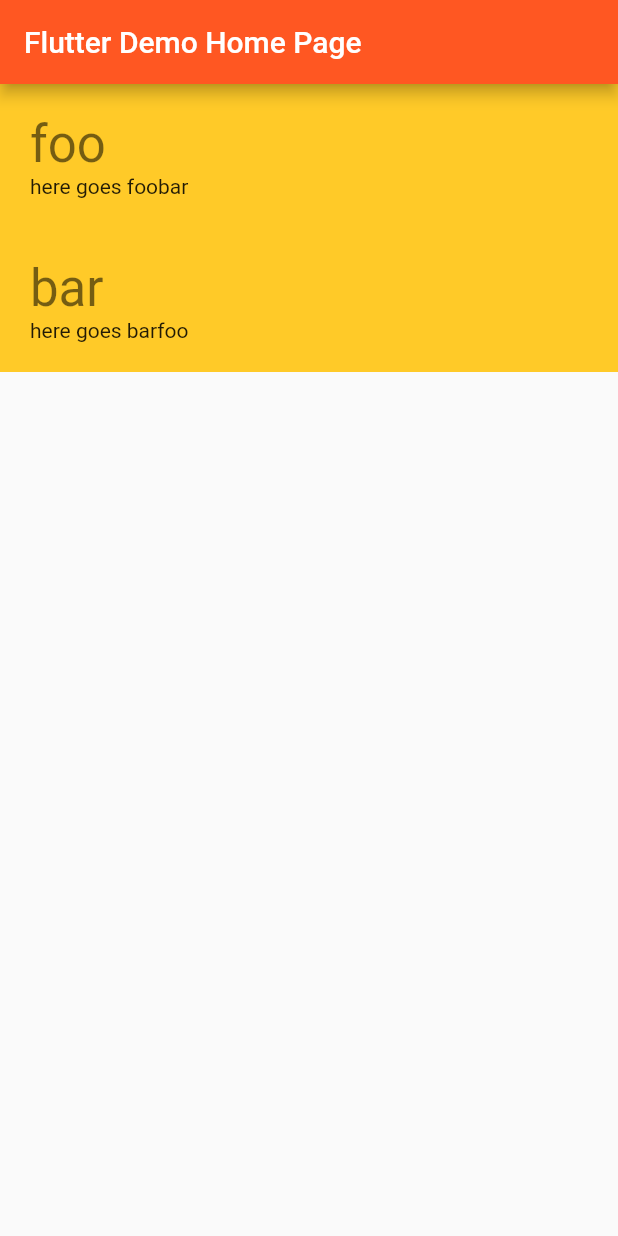
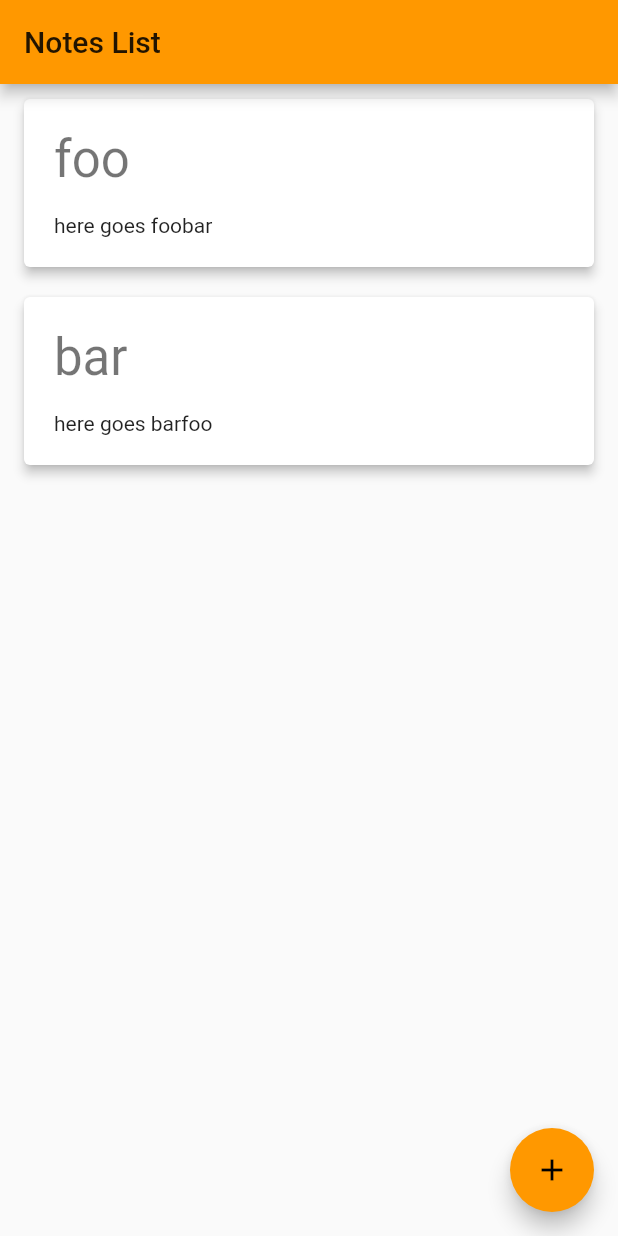
Before and after one commit to apoberejnyi/notik, a Flutter app: the screen it shows after launch, on a phone screen of 412 x 824 dp. Run offline on Flutter 3.47's test engine with Material 2 defaults, Android fonts, the light colour scheme and no system bars; our stand-ins replace rxdart.

Commit message:
Bootstrap "new note" screen

```diff
--- a/client/lib/domain/note.dart
+++ b/client/lib/domain/note.dart
@@ -3,4 +3,8 @@ class Note {
   final String text;
 
   const Note(this.name, this.text);
+
+  factory Note.empty() {
+    return Note('', '');
+  }
 }
--- a/client/lib/main.dart
+++ b/client/lib/main.dart
@@ -1,45 +1,36 @@
 import 'package:flutter/material.dart';
 import 'package:notik/data/notes.service.dart';
-
-import 'views/overview.dart';
+import 'package:notik/views/new.note.dart';
+import 'package:notik/views/notes.list.dart';
 
 void main() {
-  runApp(MyApp());
+  runApp(App());
 }
 
-class MyApp extends StatelessWidget {
+class App extends StatelessWidget {
+  final NotesService _notesService = NotesService();
+
   @override
   Widget build(BuildContext context) {
     return MaterialApp(
       title: 'Flutter Demo',
-      theme: ThemeData(primarySwatch: Colors.deepOrange),
-      home: MyHomePage(title: 'Flutter Demo Home Page'),
+      theme: ThemeData(primarySwatch: Colors.orange),
+      initialRoute: '',
+      onGenerateRoute: _generateRoute,
     );
   }
-}
 
-class MyHomePage extends StatefulWidget {
-  MyHomePage({Key key, this.title}) : super(key: key);
-  final String title;
+  Route<dynamic> _generateRoute(RouteSettings settings) {
+    if (settings.name == '/newnote') {
+      return MaterialPageRoute(
+          builder: (context) => NewNoteScreen(
+                notesService: this._notesService,
+              ));
+    }
 
-  @override
-  _MyHomePageState createState() {
-    return _MyHomePageState();
+    return MaterialPageRoute(
+        builder: (context) => NotesListScreen(
+              notesService: this._notesService,
+            ));
   }
 }
-
-class _MyHomePageState extends State<MyHomePage> {
-  NotesService _notesService = NotesService();
-
-  @override
-  Widget build(BuildContext context) {
-    return Scaffold(
-      appBar: AppBar(
-        title: Text(widget.title),
-      ),
-      body: Center(
-        child: NotesOverview(notesService: this._notesService),
-      ),
-    );
-  }
-}
--- /dev/null
+++ b/client/lib/views/notes.list.dart
@@ -0,0 +1,95 @@
+import 'package:flutter/material.dart';
+import 'package:flutter/widgets.dart';
+import 'package:notik/data/notes.service.dart';
+import 'package:notik/domain/note.dart';
+
+class NotesListScreen extends StatefulWidget {
+  final NotesService notesService;
+  const NotesListScreen({Key key, @required this.notesService})
+      : super(key: key);
+
+  @override
+  createState() {
+    return _NotesListScreenState();
+  }
+}
+
+class _NotesListScreenState extends State<NotesListScreen> {
+  @override
+  void initState() {
+    super.initState();
+    this.widget.notesService.refresh();
+  }
+
+  @override
+  Widget build(BuildContext context) {
+    return Scaffold(
+      appBar: AppBar(
+        title: Text("Notes List"),
+      ),
+      body: Center(
+        child: StreamBuilder<List<Note>>(
+            stream: this.widget.notesService.note$, builder: _buildList),
+      ),
+      floatingActionButton: FloatingActionButton(
+        onPressed: _navToNewNote,
+        tooltip: "New Note",
+        child: Icon(Icons.add),
+      ),
+    );
+  }
+
+  Widget _buildList(BuildContext context, AsyncSnapshot<List<Note>> snapshot) {
+    if (snapshot.hasData) {
+      List<_NoteWidget> children = [];
+      for (var e in snapshot.data) {
+        children.add(_NoteWidget(e));
+      }
+
+      return ListView(children: children);
+    }
+
+    if (snapshot.hasError) {
+      return Text(snapshot.error.toString());
+    }
+
+    return CircularProgressIndicator();
+  }
+
+  void _navToNewNote() {
+    Navigator.pushNamed(
+      context,
+      "/newnote",
+    );
+  }
+}
+
+class _NoteWidget extends StatelessWidget {
+  const _NoteWidget(this._note);
+  final Note _note;
+
+  @override
+  Widget build(BuildContext context) {
+    return Card(
+      // borderOnForeground: true,
+      shadowColor: Theme.of(context).shadowColor,
+      margin: const EdgeInsets.symmetric(vertical: 10, horizontal: 16),
+      elevation: 3,
+      child: Container(
+        padding: const EdgeInsets.all(20),
+        child: Column(
+          crossAxisAlignment: CrossAxisAlignment.start,
+          children: [
+            Text(
+              _note.name,
+              style: Theme.of(context).textTheme.headline4,
+              overflow: TextOverflow.ellipsis,
+            ),
+            Padding(padding: EdgeInsets.only(top: 16)),
+            Text(_note.text, overflow: TextOverflow.ellipsis),
+          ],
+        ),
+      ),
+    );
+  }
+}
--- a/client/lib/views/overview.dart
+++ /dev/null
@@ -1,66 +0,0 @@
-import 'package:flutter/material.dart';
-import 'package:flutter/widgets.dart';
-import 'package:notik/data/notes.service.dart';
-import 'package:notik/domain/note.dart';
-
-class NotesOverview extends StatefulWidget {
-  final NotesService notesService;
-  const NotesOverview({Key key, @required this.notesService}) : super(key: key);
-
-  @override
-  createState() {
-    return _NotesOverviewState();
-  }
-}
-
-class _NotesOverviewState extends State<NotesOverview> {
-  Future<List<Note>> _notes;
-
-  @override
-  void initState() {
-    super.initState();
-    this._notes = this.widget.notesService.getAll();
-  }
-
-  @override
-  Widget build(BuildContext context) {
-    return FutureBuilder<List<Note>>(
-        future: this._notes,
-        builder: (context, snapshot) {
-          if (snapshot.hasData) {
-            var children = snapshot.data.map((e) => _NoteWidget(e)).toList();
-            return ListView(children: children);
-          }
-
-          if (snapshot.hasError) {
-            return Text(snapshot.error.toString());
-          }
-
-          return CircularProgressIndicator();
-        });
-  }
-}
-
-class _NoteWidget extends StatelessWidget {
-  const _NoteWidget(this._note);
-  final Note _note;
-
-  @override
-  Widget build(BuildContext context) {
-    return Container(
-      color: Colors.amber[400],
-      padding: const EdgeInsets.all(20),
-      child: Column(
-        crossAxisAlignment: CrossAxisAlignment.start,
-        children: [
-          Text(
-            _note.name,
-            style: Theme.of(context).textTheme.headline4,
-            overflow: TextOverflow.ellipsis,
-          ),
-          Text(_note.text, overflow: TextOverflow.ellipsis),
-        ],
-      ),
-    );
-  }
-}
--- a/client/pubspec.yaml
+++ b/client/pubspec.yaml
@@ -28,6 +28,8 @@ dependencies:
   # The following adds the Cupertino Icons font to your application.
   # Use with the CupertinoIcons class for iOS style icons.
   cupertino_icons: ^1.0.2
+  rxdart: ^0.26.0
+
 
 dev_dependencies:
   flutter_test:
```
Also changed, not shown: client/lib/data/notes.service.dart (+17 -5 lines), client/lib/views/new.note.dart (added, +69 -0 lines), client/pubspec.lock, 2 other files.
